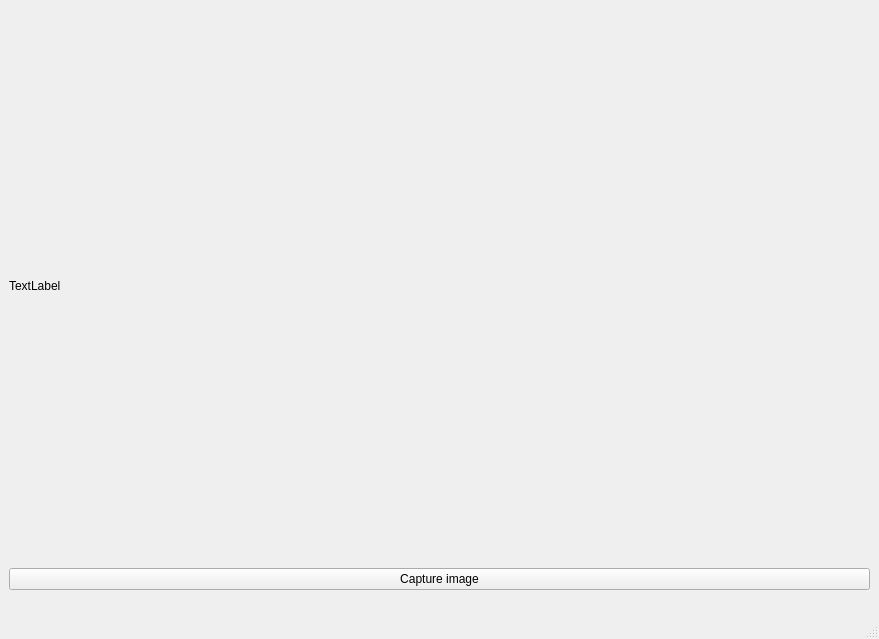
Above: src/ApplicationUI/CaptureImageDesign.ui from diegotonetti99/Cobot-Sawyer-Laser before the change. Below: the same form after it.
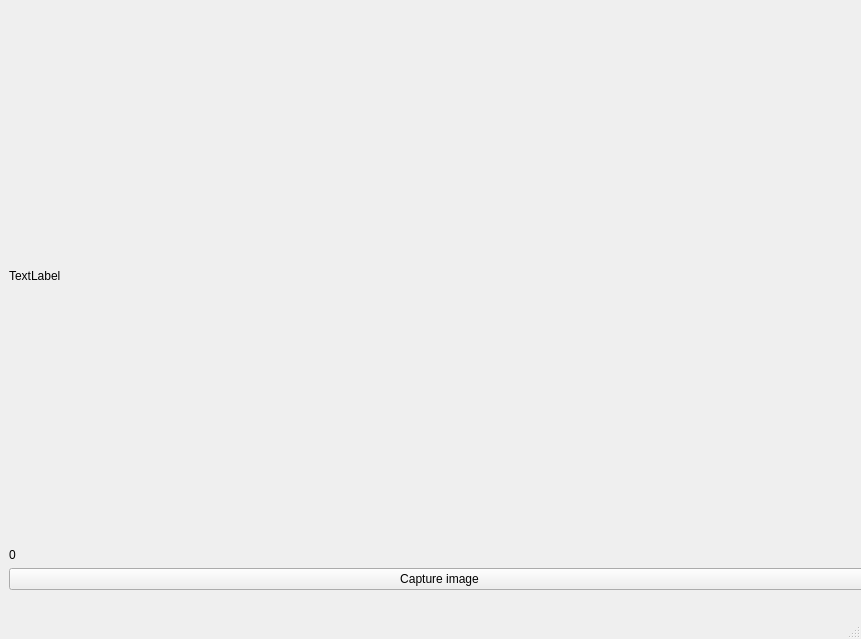
That is the form after the change.

```diff
--- a/src/ApplicationUI/CaptureImageDesign.ui
+++ b/src/ApplicationUI/CaptureImageDesign.ui
@@ -6,7 +6,7 @@
    <rect>
     <x>0</x>
     <y>0</y>
-    <width>879</width>
+    <width>861</width>
     <height>639</height>
    </rect>
   </property>
@@ -23,7 +23,7 @@
       <height>581</height>
      </rect>
     </property>
-    <layout class="QVBoxLayout" name="verticalLayout" stretch="1,1">
+    <layout class="QVBoxLayout" name="verticalLayout" stretch="1,0,1">
      <item>
       <widget class="QLabel" name="imageView">
        <property name="text">
@@ -31,6 +31,13 @@
        </property>
       </widget>
      </item>
+     <item>
+      <widget class="QLabel" name="label">
+       <property name="text">
+        <string>0</string>
+       </property>
+      </widget>
+     </item>
      <item>
       <widget class="QPushButton" name="captureImageBtn">
        <property name="text">
```
Left out of the diff: 2 changed lines with no effect on the pictures.
